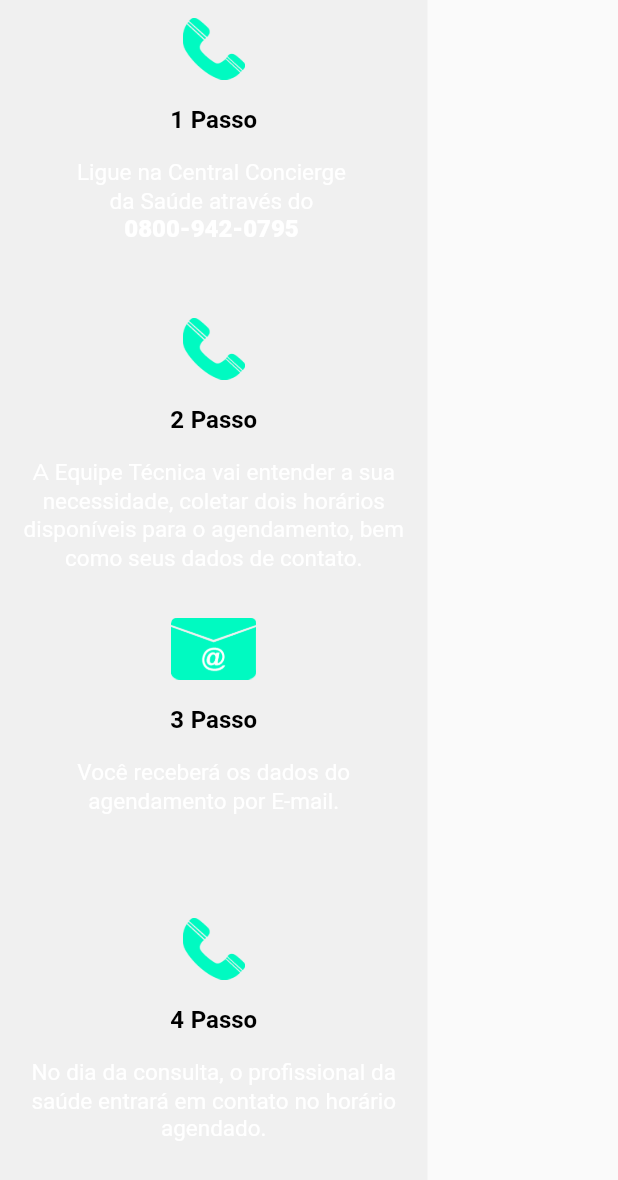
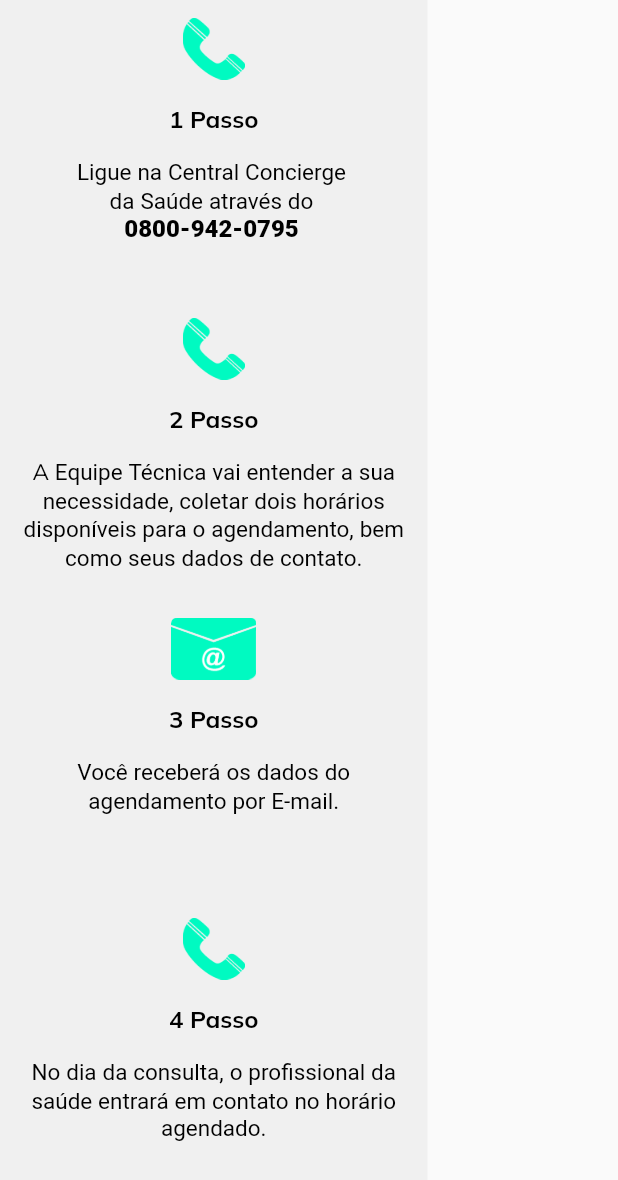
Before and after one commit to BrunoMoraes-Z/winsocial, a Flutter app: the InfoSteps widget shown alone on an empty page, opened directly, on a phone screen of 412 x 824 dp. Shown: the top 1180 px of the screen. Run offline on Flutter 3.47's test engine with Material 2 defaults, Android fonts, the light colour scheme and no system bars; our stand-ins replace dotted_border, flutter_svg, go_router, google_fonts; missing offline and left inert: skynexui_responsive_stylesheet.

Commit message:
fix default text color on ios

```diff
--- a/lib/screens/tele_saude/widgets/info_steps.dart
+++ b/lib/screens/tele_saude/widgets/info_steps.dart
@@ -8,11 +8,7 @@ class InfoSteps extends StatelessWidget {
 
   @override
   Widget build(BuildContext context) {
-    return DefaultTextStyle(
-      style: const TextStyle(
-        color: Colors.black,
-      ),
-      child: Wrap(
+    return Wrap(
       children: [
         Wrap(
           children: const [
@@ -22,6 +18,9 @@ class InfoSteps extends StatelessWidget {
               child: SelectableText.rich(
                 TextSpan(
                   text: 'Ligue na Central Concierge\nda Saúde através do\n',
+                  style: TextStyle(
+                    color: Colors.black,
+                  ),
                   children: [
                     TextSpan(
                       text: '0800-942-0795',
@@ -39,6 +38,9 @@ class InfoSteps extends StatelessWidget {
               step: 2,
               child: Text(
                 'A Equipe Técnica vai entender a sua necessidade, coletar dois horários disponíveis para o agendamento, bem como seus dados de contato.',
+                style: TextStyle(
+                  color: Colors.black,
+                ),
               ),
             ),
           ],
@@ -50,6 +52,9 @@ class InfoSteps extends StatelessWidget {
               step: 3,
               child: Text(
                 'Você receberá os dados do agendamento por E-mail.',
+                style: TextStyle(
+                  color: Colors.black,
+                ),
               ),
             ),
             InfoIconCard(
@@ -57,12 +62,14 @@ class InfoSteps extends StatelessWidget {
               step: 4,
               child: Text(
                 'No dia da consulta, o profissional da saúde entrará em contato no horário agendado.',
+                style: TextStyle(
+                  color: Colors.black,
+                ),
               ),
             ),
           ],
         ),
       ],
-      ),
     );
   }
 }
```
Lines whose indentation alone changed are shown as unchanged.
